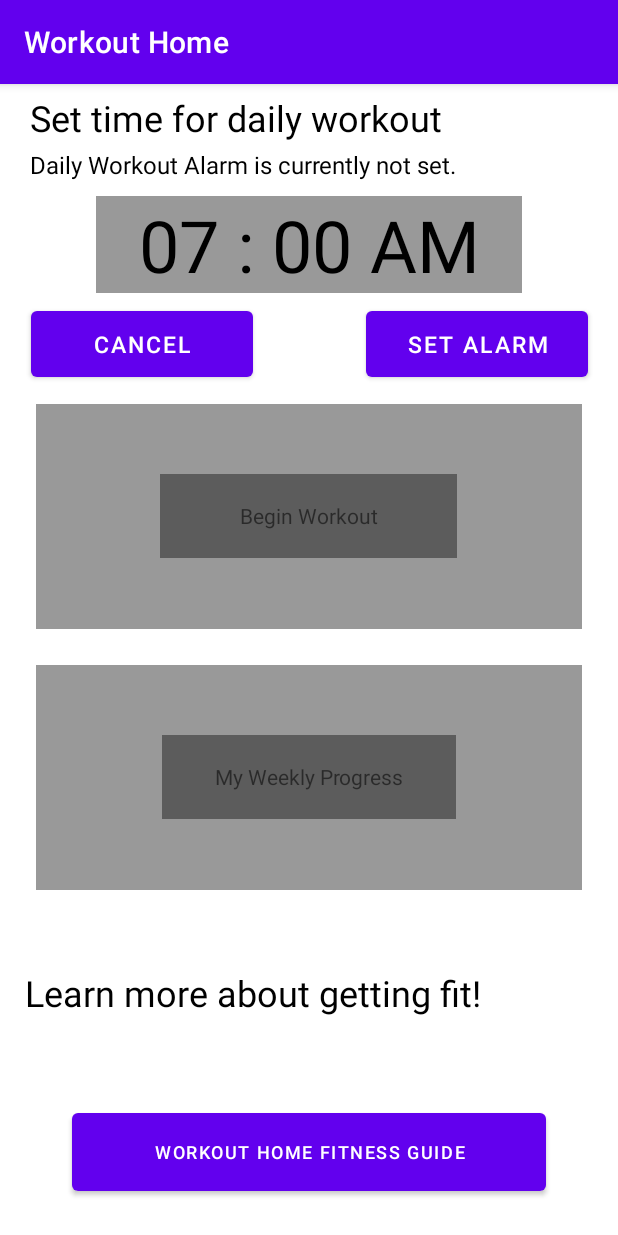
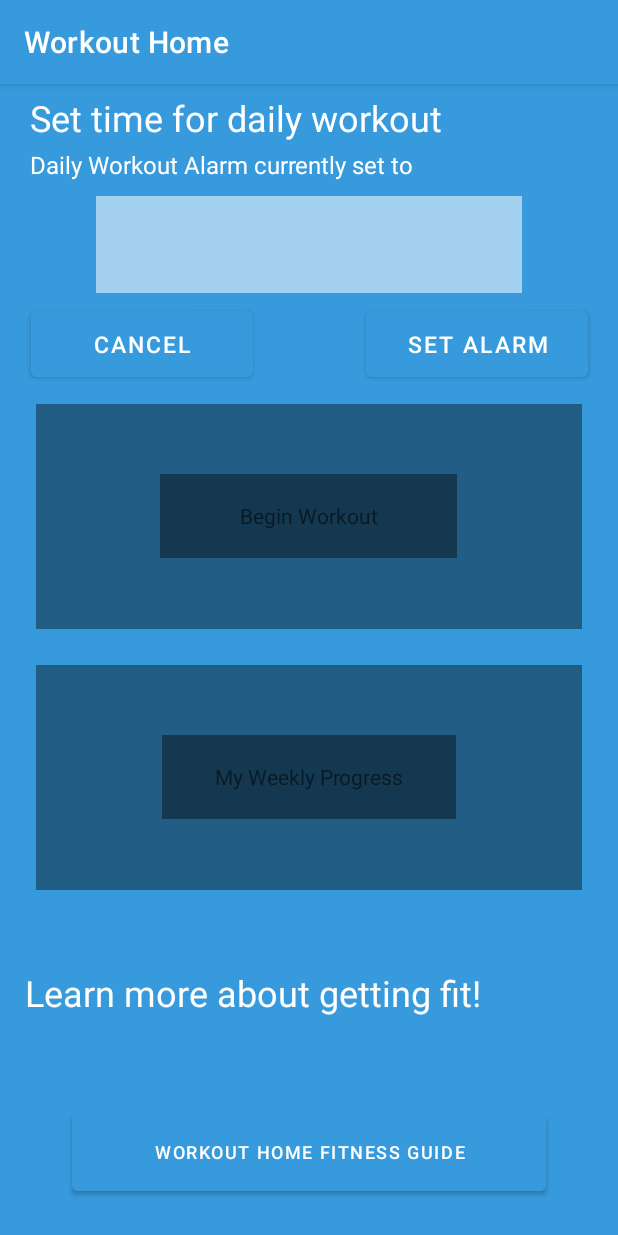
Before and after one commit to Ismael-T/Workout-Home-App, an Android app: the screen it shows after launch (MainActivity), on a phone screen of 412 x 824 dp. Run offline under Robolectric (Android 15) with nearby library versions, the phone set to English and light mode, and no system bars.

Commit message:
Main and alarm done

```diff
--- a/app/src/main/java/com/ji_tarras/workouthome/MainActivity.java
+++ b/app/src/main/java/com/ji_tarras/workouthome/MainActivity.java
@@ -9,7 +9,7 @@ import android.content.Intent;
 import android.content.SharedPreferences;
 import android.os.Build;
 import android.os.Bundle;
-import android.view.View;
+import android.os.Handler;
 import android.widget.Toast;
 
 import androidx.appcompat.app.AppCompatActivity;
@@ -29,6 +29,38 @@ public class MainActivity extends AppCompatActivity {
     private PendingIntent pendingIntent;
     private boolean alarmFlag;
 
+    private boolean doubleBackToExitPressedOnce;
+    private final Handler mHandler = new Handler();
+
+    private final Runnable mRunnable = new Runnable() {
+        @Override
+        public void run() {
+            doubleBackToExitPressedOnce = false;
+        }
+    };
+
+    @Override
+    protected void onDestroy() {
+        super.onDestroy();
+
+        if (mHandler != null) {
+            mHandler.removeCallbacks(mRunnable);
+        }
+    }
+
+    @Override
+    public void onBackPressed() {
+        if (doubleBackToExitPressedOnce) {
+            super.onBackPressed();
+            return;
+        }
+
+        this.doubleBackToExitPressedOnce = true;
+        Toast.makeText(this, "Press BACK again to exit", Toast.LENGTH_SHORT).show();
+
+        mHandler.postDelayed(mRunnable, 2000);
+    }
+
     @Override
     protected void onCreate(Bundle savedInstanceState) {
         super.onCreate(savedInstanceState);
@@ -36,44 +68,36 @@ public class MainActivity extends AppCompatActivity {
         setContentView(binding.getRoot());
         createNotificationChannel();
 
-        binding.GuideBtn.setOnClickListener(new View.OnClickListener() {
-            @Override
-            public void onClick(View v) {
+        binding.linearLayoutWOH.setOnClickListener(v -> {
+            Intent woh = new Intent(MainActivity.this, WorkoutSets.class);
+            startActivity(woh);
+        });
 
-            }
+        binding.linearLayoutWPM.setOnClickListener(v -> {
+
         });
+        binding.GuideBtn.setOnClickListener(v -> {
+            Intent g = new Intent(MainActivity.this, Guidebooks.class);
+            startActivity(g);
+            finish();
+        });
+
         SharedPreferences sp = getSharedPreferences("time_sp", MODE_PRIVATE);
         String time = sp.getString("time", "");
-        if (!time.isEmpty()) {
+        if (time.length()!=1) {
             binding.selectedTimeTv.setText(time);
-            binding.alarmStatusTv.setText("Daily Workout Alarm currently set to" + time);
+            binding.alarmStatusTv.setText("Daily Workout Alarm currently set to " + time);
         }
 
-        binding.selectedTimeTv.setOnClickListener(new View.OnClickListener() {
-            @Override
-            public void onClick(View v) {
-                showTimePicker();
-            }
-        });
+        binding.selectedTimeTv.setOnClickListener(v -> showTimePicker());
 
-        binding.setAlarmBtn.setOnClickListener(new View.OnClickListener() {
-            @Override
-            public void onClick(View v) {
-                setAlarm();
-            }
-        });
+        binding.setAlarmBtn.setOnClickListener(v -> setAlarm());
 
-        binding.cancelAlarmBtn.setOnClickListener(new View.OnClickListener() {
-            @Override
-            public void onClick(View v) {
-                cancelAlarm();
-            }
-        });
+        binding.cancelAlarmBtn.setOnClickListener(v -> cancelAlarm());
 
     }
 
     private void cancelAlarm() {
-
         Intent intent = new Intent(this, AlarmReceiver.class);
 
         pendingIntent = PendingIntent.getBroadcast(this, 0, intent, PendingIntent.FLAG_IMMUTABLE);
@@ -87,7 +111,10 @@ public class MainActivity extends AppCompatActivity {
         alarmManager.cancel(pendingIntent);
         Toast.makeText(this, "Daily Workout Alarm cancelled", Toast.LENGTH_SHORT).show();
         binding.alarmStatusTv.setText("Daily Workout Alarm is currently not set.");
-
+        SharedPreferences sp = getSharedPreferences("time_sp", MODE_PRIVATE);
+        SharedPreferences.Editor editor = sp.edit();
+        editor.putString("time", "0");
+        editor.apply();
         alarmFlag = false;
     }
 
@@ -127,9 +154,7 @@ public class MainActivity extends AppCompatActivity {
 
         picker.show(getSupportFragmentManager(), "workouthome");
 
-        picker.addOnPositiveButtonClickListener(new View.OnClickListener() {
-            @Override
-            public void onClick(View v) {
+        picker.addOnPositiveButtonClickListener(v -> {
 
             if (picker.getHour() > 12) {
 
@@ -153,7 +178,6 @@ public class MainActivity extends AppCompatActivity {
             editor.putString("time", binding.selectedTimeTv.getText().toString());
             editor.apply();
 
-            }
         });
 
     }
--- a/app/src/main/java/com/ji_tarras/workouthome/MainSplashScreen.java
+++ b/app/src/main/java/com/ji_tarras/workouthome/MainSplashScreen.java
@@ -1,8 +1,10 @@
 package com.ji_tarras.workouthome;
 
+import android.content.Intent;
+import android.os.Bundle;
+import android.os.Handler;
+
 import androidx.appcompat.app.AppCompatActivity;
-
-import android.os.Bundle;
 
 public class MainSplashScreen extends AppCompatActivity {
 
@@ -10,5 +12,11 @@ public class MainSplashScreen extends AppCompatActivity {
     protected void onCreate(Bundle savedInstanceState) {
         super.onCreate(savedInstanceState);
         setContentView(R.layout.activity_main_splash_screen);
+        getSupportActionBar().hide();
+        new Handler().postDelayed(() -> {
+            Intent i = new Intent(MainSplashScreen.this, MainActivity.class);
+            startActivity(i);
+            finish();
+        }, 2500);
     }
 }
--- a/app/src/main/res/layout/activity_main.xml
+++ b/app/src/main/res/layout/activity_main.xml
@@ -4,6 +4,7 @@
     xmlns:tools="http://schemas.android.com/tools"
     android:layout_width="match_parent"
     android:layout_height="match_parent"
+    android:background="#379ADC"
     android:orientation="vertical"
     tools:context=".MainActivity">
 
@@ -14,7 +15,7 @@
         android:layout_gravity="center"
         android:layout_marginTop="6dp"
         android:text="Set time for daily workout"
-        android:textColor="@color/black"
+        android:textColor="@color/white"
         android:textSize="24sp"
         app:layout_constraintEnd_toEndOf="parent"
         app:layout_constraintHorizontal_bias="0.144"
@@ -28,7 +29,7 @@
         android:layout_gravity="start"
         android:layout_marginTop="4dp"
         android:text="Daily Workout Alarm is currently not set."
-        android:textColor="@color/black"
+        android:textColor="@color/white"
         android:textSize="16sp"
         app:layout_constraintEnd_toEndOf="@+id/mainTv"
         app:layout_constraintHorizontal_bias="0.0"
@@ -41,7 +42,7 @@
         android:layout_height="wrap_content"
         android:layout_marginHorizontal="64dp"
         android:layout_marginTop="36dp"
-        android:background="@color/black_overlay"
+        android:background="#88ffffff"
         android:text="07 : 00 AM"
         android:textAlignment="center"
         android:textColor="@color/black"
@@ -75,14 +76,13 @@
         app:layout_constraintStart_toStartOf="parent"
         app:layout_constraintTop_toBottomOf="@+id/selectedTimeTv" />
 
-    <LinearLayout
+    <FrameLayout
         android:id="@+id/linearLayoutWOH"
         android:layout_width="match_parent"
         android:layout_height="150dp"
         android:layout_marginHorizontal="24dp"
         android:layout_marginTop="12dp"
         android:background="@color/black_overlay"
-        android:gravity="center"
         android:orientation="horizontal"
         app:layout_constraintEnd_toEndOf="parent"
         app:layout_constraintHorizontal_bias="0.416"
@@ -92,20 +92,20 @@
         <TextView
             android:layout_width="198dp"
             android:layout_height="56dp"
+            android:layout_gravity="center"
             android:background="@color/black_overlay"
             android:gravity="center"
             android:text="Begin Workout" />
 
-    </LinearLayout>
+    </FrameLayout>
 
-    <LinearLayout
+    <FrameLayout
         android:id="@+id/linearLayoutWPM"
         android:layout_width="match_parent"
         android:layout_height="150dp"
         android:layout_marginHorizontal="24dp"
         android:layout_marginTop="24dp"
         android:background="@color/black_overlay"
-        android:gravity="center"
         android:orientation="horizontal"
         app:layout_constraintEnd_toEndOf="parent"
         app:layout_constraintStart_toStartOf="parent"
@@ -114,11 +114,12 @@
         <TextView
             android:layout_width="196dp"
             android:layout_height="56dp"
+            android:layout_gravity="center"
             android:background="@color/black_overlay"
             android:gravity="center"
             android:text="My Weekly Progress" />
 
-    </LinearLayout>
+    </FrameLayout>
 
     <TextView
         android:id="@+id/textView2"
@@ -127,7 +128,7 @@
         android:layout_gravity="start"
         android:layout_marginBottom="6dp"
         android:text="Learn more about getting fit!"
-        android:textColor="@color/black"
+        android:textColor="@color/white"
         android:textSize="24sp"
         app:layout_constraintBottom_toTopOf="@+id/GuideBtn"
         app:layout_constraintEnd_toEndOf="parent"
--- a/app/src/main/res/layout/activity_main_splash_screen.xml
+++ b/app/src/main/res/layout/activity_main_splash_screen.xml
@@ -4,7 +4,7 @@
     xmlns:tools="http://schemas.android.com/tools"
     android:layout_width="match_parent"
     android:layout_height="match_parent"
-    android:background="@color/purple_500"
+    android:background="@drawable/splashscreen"
     tools:context=".MainSplashScreen">
 
 </androidx.constraintlayout.widget.ConstraintLayout>
--- a/app/src/main/res/values-night/themes.xml
+++ b/app/src/main/res/values-night/themes.xml
@@ -2,13 +2,13 @@
     <!-- Base application theme. -->
     <style name="Theme.WorkoutHome" parent="Theme.MaterialComponents.DayNight.DarkActionBar">
         <!-- Primary brand color. -->
-        <item name="colorPrimary">@color/purple_200</item>
-        <item name="colorPrimaryVariant">@color/purple_700</item>
-        <item name="colorOnPrimary">@color/black</item>
+        <item name="colorPrimary">@color/l_mariner_blue</item>
+        <item name="colorPrimaryVariant">@color/mariner_blue</item>
+        <item name="colorOnPrimary">@color/white</item>
         <!-- Secondary brand color. -->
         <item name="colorSecondary">@color/teal_200</item>
         <item name="colorSecondaryVariant">@color/teal_200</item>
-        <item name="colorOnSecondary">@color/black</item>
+        <item name="colorOnSecondary">@color/white</item>
         <!-- Status bar color. -->
         <item name="android:statusBarColor" tools:targetApi="l">?attr/colorPrimaryVariant</item>
         <!-- Customize your theme here. -->
--- a/app/src/main/res/values/colors.xml
+++ b/app/src/main/res/values/colors.xml
@@ -1,5 +1,7 @@
 <?xml version="1.0" encoding="utf-8"?>
 <resources>
+    <color name="mariner_blue">#FF2980B9</color>
+    <color name="l_mariner_blue">#FF379ADC</color>
     <color name="purple_200">#FFBB86FC</color>
     <color name="purple_500">#FF6200EE</color>
     <color name="purple_700">#FF3700B3</color>
--- a/app/src/main/res/values/themes.xml
+++ b/app/src/main/res/values/themes.xml
@@ -2,15 +2,15 @@
     <!-- Base application theme. -->
     <style name="Theme.WorkoutHome" parent="Theme.MaterialComponents.DayNight.DarkActionBar">
         <!-- Primary brand color. -->
-        <item name="colorPrimary">@color/purple_500</item>
-        <item name="colorPrimaryVariant">@color/purple_700</item>
+        <item name="colorPrimary">@color/l_mariner_blue</item>
+        <item name="colorPrimaryVariant">@color/mariner_blue</item>
         <item name="colorOnPrimary">@color/white</item>
         <!-- Secondary brand color. -->
         <item name="colorSecondary">@color/teal_200</item>
         <item name="colorSecondaryVariant">@color/teal_700</item>
-        <item name="colorOnSecondary">@color/black</item>
+        <item name="colorOnSecondary">@color/white</item>
         <!-- Status bar color. -->
-        <item name="android:statusBarColor" tools:targetApi="l">?attr/colorPrimaryVariant</item>
+        <item name="android:statusBarColor" tools:targetApi="l">?attr/colorOnPrimary</item>
         <!-- Customize your theme here. -->
     </style>
 
```
Also changed, not shown: app/src/main/AndroidManifest.xml (+47 -22 lines), app/src/main/java/com/ji_tarras/workouthome/WorkoutSets.java (+63 -2 lines), app/src/main/res/layout/activity_workout_sets.xml (+82 -61 lines), app/src/main/res/drawable/intense.jpg (added), app/src/main/res/drawable/light.jpg (added), app/src/main/res/drawable/splashscreen.png (added), app/src/main/res/mipmap-xhdpi/logo.png (added), 1 other file. Lines whose indentation alone changed are shown as unchanged.
